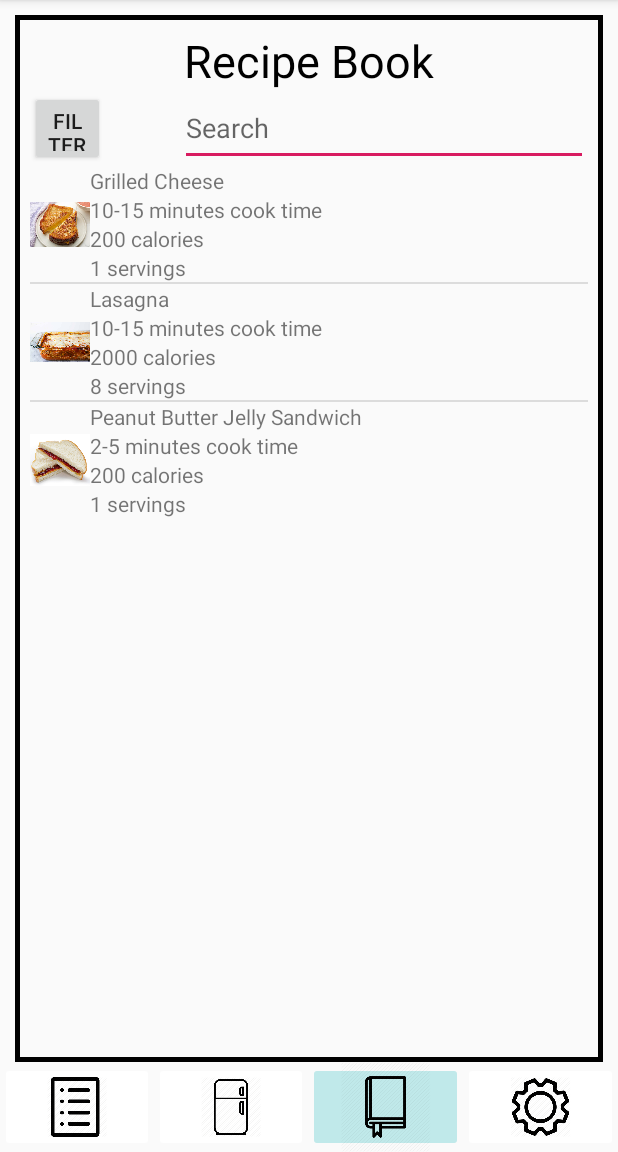
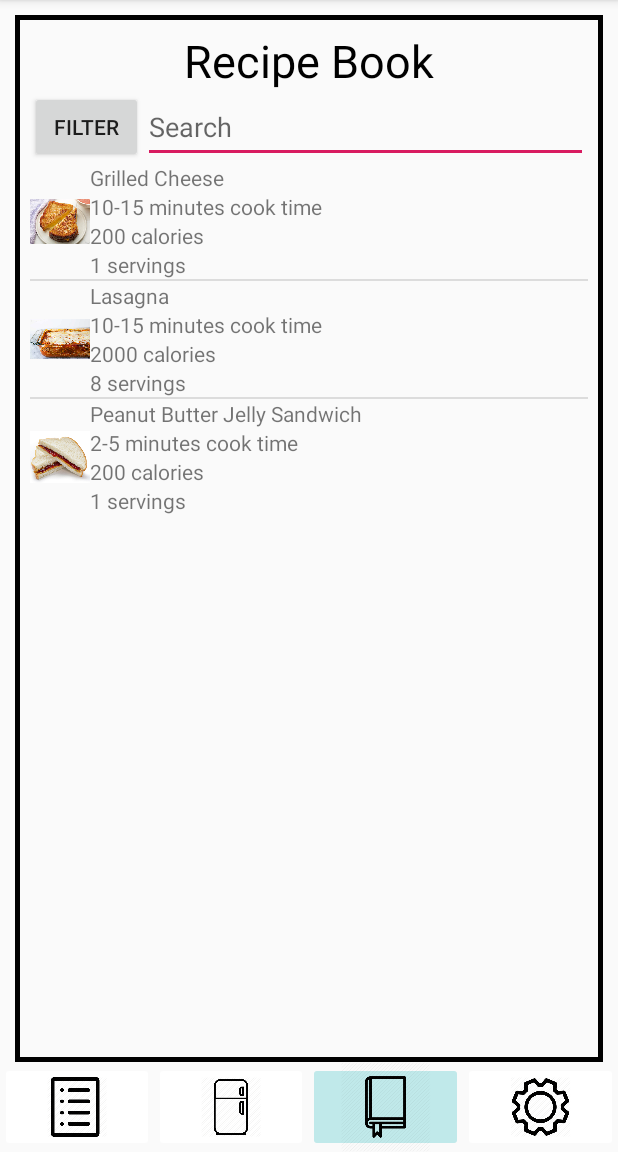
Before and after one commit to supergeno1/FridgeFu, an Android app: the RecipeBook screen opened directly, with no data from a screen before it, on a phone screen of 412 x 824 dp, the part 84-1236 px from its top. Run offline under Robolectric (Android 15) with nearby library versions, the phone set to English and light mode, and no system bars.

Commit message:
Update activity_recipe_book.xml

```diff
--- a/FridgeFu/app/src/main/res/layout/activity_recipe_book.xml
+++ b/FridgeFu/app/src/main/res/layout/activity_recipe_book.xml
@@ -39,15 +39,12 @@
                     android:layout_height="wrap_content"
                     android:orientation="horizontal">
                     <Button
-                        android:layout_width="50dp"
+                        android:layout_width="75dp"
                         android:text="@string/filter"
                         android:id="@+id/filter_button"
                         android:onClick="to_filter"
                         android:layout_height="match_parent">
                     </Button>
-                    <ImageView
-                        android:layout_width="50dp"
-                        android:layout_height="50dp"></ImageView>
                     <EditText
                         android:layout_width="0dp"
                         android:layout_height="match_parent"
```
